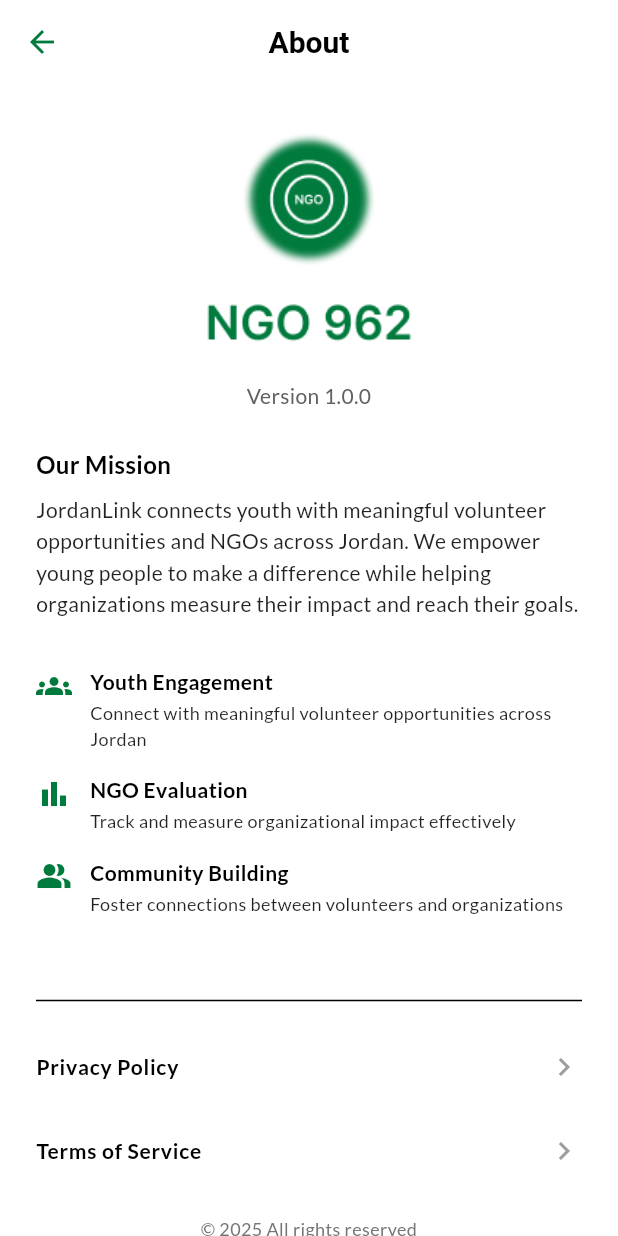
After one commit to lulzshadowwalker/ngo, a Flutter app: the AboutSection screen opened directly, on a phone screen of 412 x 824 dp. The commit adds this screen. Run offline on Flutter 3.47's test engine with Material 3 defaults, Android fonts, the phone set to English and light mode, and no system bars; our stand-ins replace dio, dropdown_search, equatable, flutter_bloc, flutter_hooks, flutter_secure_storage and 8 more; accounts and stored records are empty.

Commit message:
Add static pages and support ticket features
Introduces static page and support ticket models, repositories, and cubits for state management. Adds views for About, Privacy Policy, Terms of Service, and a placeholder for support tickets. Updates iOS deployment target to 13.0 and integrates About section navigation in settings. Also configures analyzer to ignore deprecated_member_use warnings.

```diff
--- a/analysis_options.yaml
+++ b/analysis_options.yaml
@@ -1 +1,4 @@
 include: package:flutter_lints/flutter.yaml
+analyzer:
+  errors:
+    deprecated_member_use: ignore
--- /dev/null
+++ b/lib/features/static_page_features/about.dart
@@ -0,0 +1,145 @@
+import 'package:ngo/core/theme/my_colors.dart';
+import 'package:ngo/core/theme/my_fonts.dart';
+import 'package:ngo/export_tools.dart';
+import 'package:ngo/features/static_page_features/privacy_policy.dart';
+
+import 'terms_of_service.dart';
+
+class AboutSection extends HookWidget {
+  const AboutSection({super.key});
+
+  @override
+  Widget build(BuildContext context) {
+    return Scaffold(
+      appBar: AppBar(
+        leading: const BackButton(),
+        title: const Text('About'),
+        centerTitle: true,
+        elevation: 0,
+        backgroundColor: Colors.white,
+        foregroundColor: MyColors.primaryColor,
+      ),
+      body: SingleChildScrollView(
+        child: Padding(
+          padding: const EdgeInsets.symmetric(horizontal: 24, vertical: 16),
+          child: Column(
+            crossAxisAlignment: CrossAxisAlignment.center,
+            children: [
+              const SizedBox(height: 16),
+              // Logo
+              Image.asset("assets/images/aboutLogo.png", height: 150),
+              const SizedBox(height: 16),
+              Text(
+                'Version 1.0.0',
+                style: MyFonts.font14Black.copyWith(color: Colors.grey[700]),
+                textAlign: TextAlign.center,
+              ),
+              const SizedBox(height: 24),
+              // Mission
+              Align(
+                alignment: Alignment.centerLeft,
+                child: Text('Our Mission', style: MyFonts.font16BlackBold),
+              ),
+              const SizedBox(height: 8),
+              Text(
+                'JordanLink connects youth with meaningful volunteer opportunities and NGOs across Jordan. We empower young people to make a difference while helping organizations measure their impact and reach their goals.',
+                style: MyFonts.font14Black.copyWith(
+                  color: Colors.black87,
+                  height: 1.5,
+                ),
+                textAlign: TextAlign.left,
+              ),
+              const SizedBox(height: 24),
+              // Features
+              _AboutFeature(
+                icon: Icons.groups,
+                title: 'Youth Engagement',
+                description:
+                    'Connect with meaningful volunteer opportunities across Jordan',
+              ),
+              _AboutFeature(
+                icon: Icons.bar_chart,
+                title: 'NGO Evaluation',
+                description:
+                    'Track and measure organizational impact effectively',
+              ),
+              _AboutFeature(
+                icon: Icons.people_alt,
+                title: 'Community Building',
+                description:
+                    'Foster connections between volunteers and organizations',
+              ),
+              const SizedBox(height: 32),
+              // Links
+              Divider(height: 32),
+              ListTile(
+                title: Text('Privacy Policy', style: MyFonts.font14BlackBold),
+                trailing: const Icon(Icons.chevron_right, color: Colors.grey),
+                onTap: () {
+                  Navigator.push(context, MaterialPageRoute(builder: (context) => PrivacyPolicyView()));
+                },
+                contentPadding: EdgeInsets.zero,
+              ),
+              ListTile(
+                title: Text(
+                  'Terms of Service',
+                  style: MyFonts.font14BlackBold,
+                ),
+                trailing: const Icon(Icons.chevron_right, color: Colors.grey),
+                onTap: () {
+                    Navigator.push(context, MaterialPageRoute(builder: (context) => TermsOfService()));
+                },
+                contentPadding: EdgeInsets.zero,
+              ),
+              const SizedBox(height: 16),
+              // Footer
+              Text(
+                '© 2025 All rights reserved',
+                style: MyFonts.font12Black.copyWith(color: Colors.grey[600]),
+                textAlign: TextAlign.center,
+              ),
+            ],
+          ),
+        ),
+      ),
+    );
+  }
+}
+
+class _AboutFeature extends StatelessWidget {
+  final IconData icon;
+  final String title;
+  final String description;
+  const _AboutFeature({
+    required this.icon,
+    required this.title,
+    required this.description,
+  });
+
+  @override
+  Widget build(BuildContext context) {
+    return Padding(
+      padding: const EdgeInsets.symmetric(vertical: 8),
+      child: Row(
+        crossAxisAlignment: CrossAxisAlignment.start,
+        children: [
+          Icon(icon, color: MyColors.primaryColor, size: 24),
+          const SizedBox(width: 12),
+          Expanded(
+            child: Column(
+              crossAxisAlignment: CrossAxisAlignment.start,
+              children: [
+                Text(title, style: MyFonts.font14BlackBold),
+                const SizedBox(height: 2),
+                Text(
+                  description,
+                  style: MyFonts.font12Black.copyWith(color: Colors.black87),
+                ),
+              ],
+            ),
+          ),
+        ],
+      ),
+    );
+  }
+}
```
Also changed, not shown: lib/core/contracts/static_page_repository.dart (added, +7 -0 lines), lib/core/contracts/support_ticket_repository.dart (added, +13 -0 lines), lib/core/repositories/laravel_static_page_repository.dart (added, +42 -0 lines), lib/core/repositories/laravel_support_ticket_repository.dart (added, +54 -0 lines), lib/features/settings/settings_view.dart (+7 -0 lines), lib/features/static_page_features/cubit/static_page_cubit.dart (added, +46 -0 lines), lib/features/static_page_features/cubit/static_page_state.dart (added, +9 -0 lines), lib/features/static_page_features/privacy_policy.dart (added, +66 -0 lines), lib/features/static_page_features/terms_of_service.dart (added, +68 -0 lines), lib/features/support_ticket/cubit/support_ticket_cubit.dart (added, +61 -0 lines), lib/features/support_ticket/cubit/support_ticket_state.dart (added, +14 -0 lines), lib/features/support_ticket/support_ticket_view.dart (added, +13 -0 lines), lib/models/static_page.dart (added, +22 -0 lines), lib/models/support_ticket.dart (added, +72 -0 lines), 7 more files, 4 other files.
